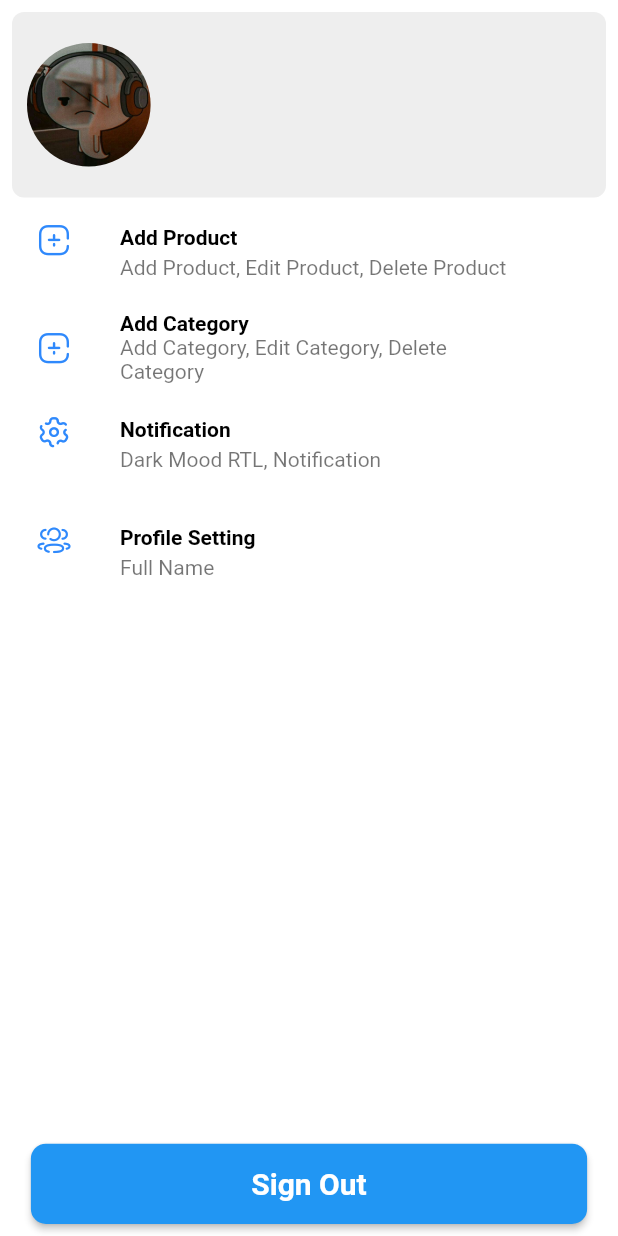
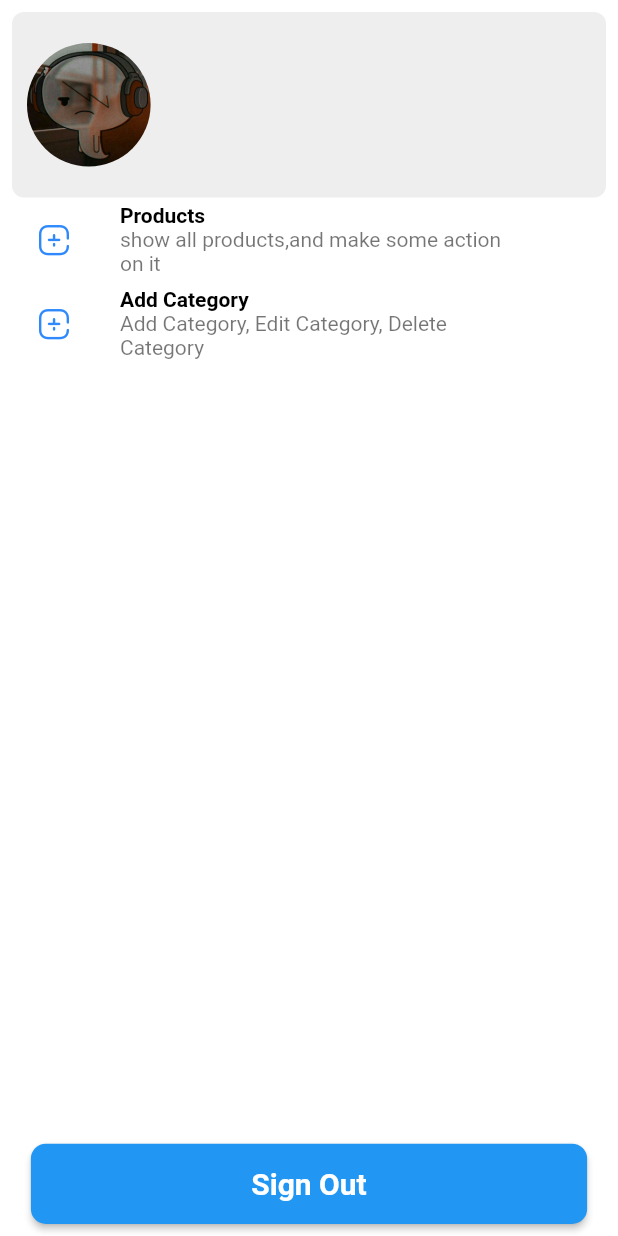
Before and after one commit to abdulrahmanHatem911/e_commerce_flutter, a Flutter app: the SettingScreen screen opened directly, on a phone screen of 412 x 824 dp. Run offline on Flutter 3.47's test engine with Material 2 defaults, Android fonts, the phone set to English and light mode, and no system bars; our stand-ins replace curved_navigation_bar, dio, equatable, flutter_bloc, fluttertoast, font_awesome_flutter and 6 more; accounts and stored records are empty; network calls fail; Roboto replaces fonts that are missing (Ubuntu).

Commit message:
update function add product in app

```diff
--- a/lib/controllers/auth_cubit/auth_cubit.dart
+++ b/lib/controllers/auth_cubit/auth_cubit.dart
@@ -34,7 +34,6 @@ class AuthCubit extends Cubit<AuthState> {
       CURRENT_USER = AuthModel.fromJson(value.data);
       emit(AuthRegistrationSuccessState(user: value.data['roles'][0]));
     }).catchError((error) {
-      print('error: 🚀${error.toString()}');
       emit(AuthRegistrationErrorState(error.toString()));
     });
   }
--- a/lib/modules/layout/setting/setting_screen.dart
+++ b/lib/modules/layout/setting/setting_screen.dart
@@ -1,6 +1,7 @@
 import 'package:e_commerce_flutter/controllers/layout_cubit/layout_cubit.dart';
-import 'package:e_commerce_flutter/core/utils/constent.dart';
+import 'package:e_commerce_flutter/core/services/cache_helper.dart';
 import 'package:e_commerce_flutter/modules/layout/setting/add_category_screen.dart';
+import 'package:e_commerce_flutter/modules/layout/setting/products/show_all_products.dart';
 import 'package:e_commerce_flutter/modules/widgets/build_flutter_toast.dart';
 import 'package:flutter/material.dart';
 import 'package:flutter_bloc/flutter_bloc.dart';
@@ -12,7 +13,6 @@ import '../../../core/utils/app_size.dart';
 import '../../../core/utils/app_strings.dart';
 import '../../../core/utils/screen_config.dart';
 import '../../widgets/bottom_app.dart';
-import 'add_product_screen.dart';
 
 class SettingScreen extends StatelessWidget {
   const SettingScreen({super.key});
@@ -64,11 +64,12 @@ class SettingScreen extends StatelessWidget {
                         mainAxisAlignment: MainAxisAlignment.center,
                         children: [
                           Text(
-                            CURRENT_USER?.firstName ?? '',
+                            CacheHelper.getData(key: 'name') ?? '',
                             style: Theme.of(context).textTheme.displayMedium,
                           ),
+                          AppSize.sv_5,
                           Text(
-                            CURRENT_USER?.email ?? '',
+                            CacheHelper.getData(key: 'email') ?? '',
                             style: Theme.of(context).textTheme.bodyMedium,
                           ),
                         ],
@@ -78,13 +79,13 @@ class SettingScreen extends StatelessWidget {
                 ),
                 _buildListItem(
                   context,
-                  title: 'Add Product',
-                  subtitle: 'Add Product, Edit Product, Delete Product',
+                  title: 'Products',
+                  subtitle: 'show all products,and make some action on it',
                   leadingIcon: IconBroken.Plus,
                   onTapFunction: () {
                     Navigator.of(context).push(
                       MaterialPageRoute(
-                        builder: (context) => const AddProductScreen(),
+                        builder: (context) => const ShowAllProductsScreen(),
                       ),
                     );
                   },
@@ -101,18 +102,6 @@ class SettingScreen extends StatelessWidget {
                       ),
                     );
                   },
-                ),
-                _buildListItem(
-                  context,
-                  title: 'Notification',
-                  leadingIcon: IconBroken.Setting,
-                  subtitle: 'Dark Mood RTL, Notification ',
-                ),
-                _buildListItem(
-                  context,
-                  title: 'Profile Setting',
-                  leadingIcon: IconBroken.User1,
-                  subtitle: 'Full Name',
                 ),
                 const Spacer(),
                 BottomComponent(
```
Also changed, not shown: lib/modules/layout/setting/products/add_product_screen.dart (renamed from lib/modules/layout/setting/add_product_screen.dart, +11 -11 lines), lib/modules/layout/setting/products/show_all_products.dart (added, +205 -0 lines).
